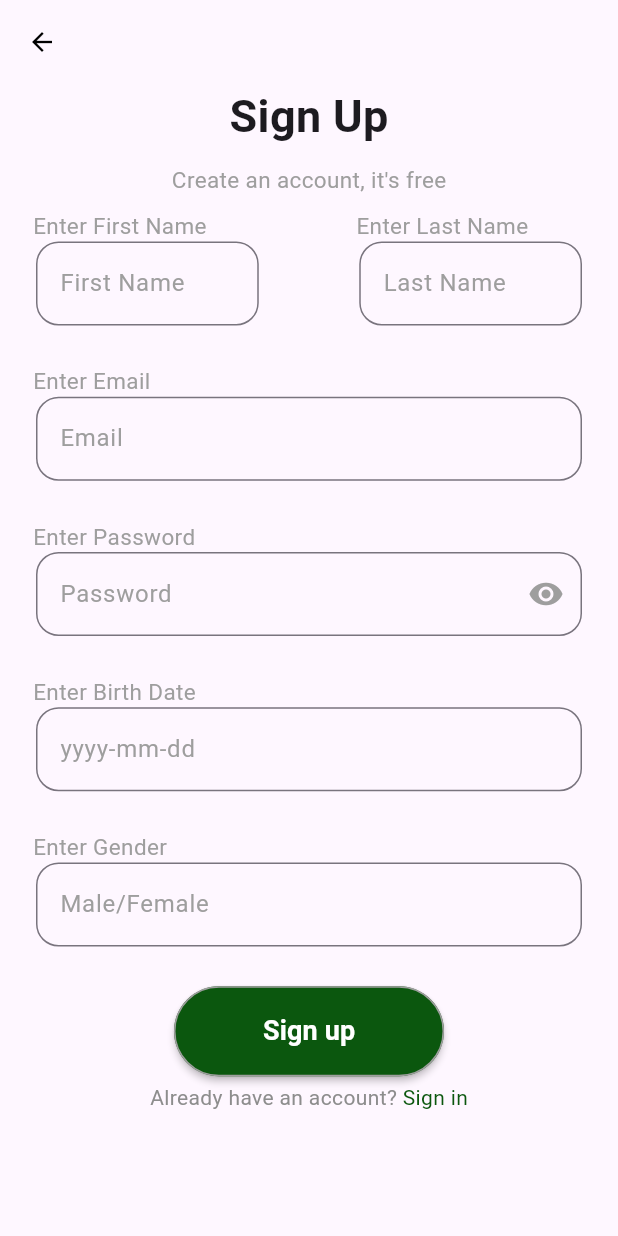
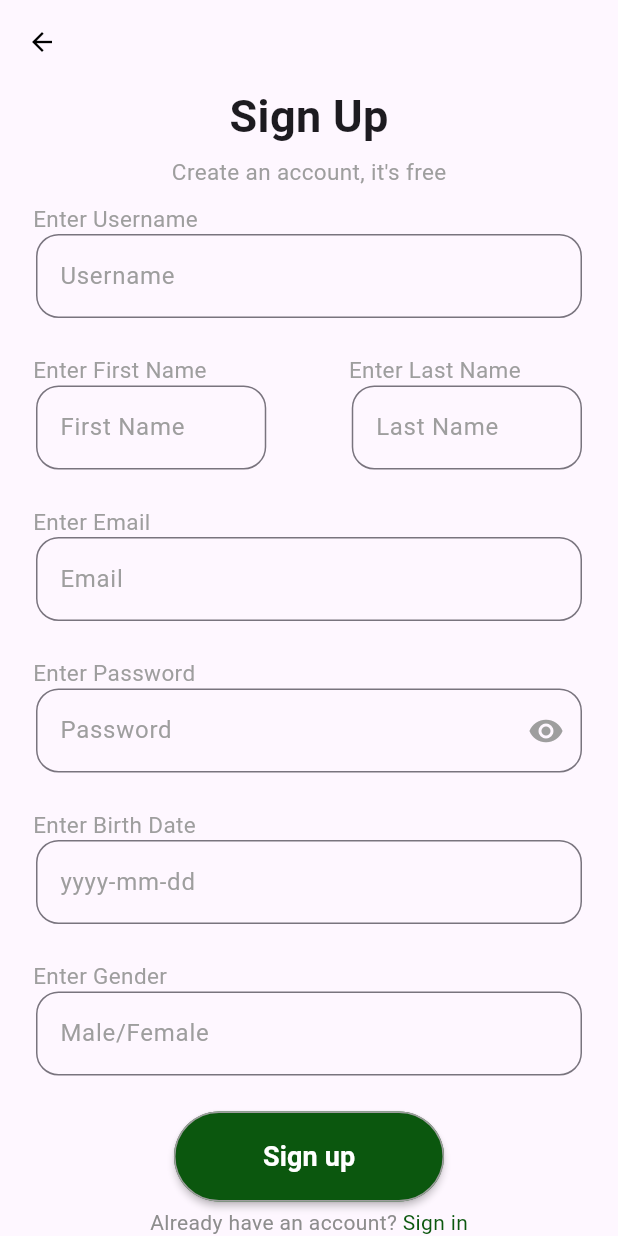
Before and after one commit to kareemezzat25/mentalhealth, a Flutter app: the screen it shows after launch, after a tap on "Signup", on a phone screen of 412 x 824 dp. Run offline on Flutter 3.47's test engine with Material 3 defaults, Android fonts, the phone set to English and light mode, and no system bars; our stand-ins replace animated_splash_screen, flutter_cache_manager, shared_preferences; network calls fail.

```diff
--- a/lib/main.dart
+++ b/lib/main.dart
@@ -11,9 +11,7 @@ void main() {
   // ));
 
   runApp(
-    MaterialApp(
-      home: MyApp(),
-    ),
+     MyApp()
   );
 }
 
--- a/lib/models/button.dart
+++ b/lib/models/button.dart
@@ -6,19 +6,24 @@ class Button extends StatelessWidget {
   final String buttonText;
   final Color textColor; // Add this line
   Function()? onPressed;
+  final double widthButton;
+  final double heightButton;
+
 
   Button(
       {required this.buttonColor,
       required this.buttonText,
       this.textColor = Colors.black, // Default text color is black
       this.onPressed,
+      this.widthButton=180,
+      this.heightButton=60
       });
 
   @override
   Widget build(BuildContext context) {
     return MaterialButton(
-      minWidth: 180.0,
-      height: 60,
+      minWidth: widthButton,
+      height: heightButton,
       onPressed: onPressed,
       color: buttonColor,
       textColor: textColor, // Set text color
--- a/lib/views/signup.dart
+++ b/lib/views/signup.dart
@@ -19,6 +19,7 @@ class _SignupState extends State<Signup> {
   TextEditingController passwordController = TextEditingController();
   TextEditingController birthDateController = TextEditingController();
   TextEditingController genderController = TextEditingController();
+  TextEditingController UsernameController = TextEditingController();
 
   void signup() async {
     try {
@@ -34,6 +35,7 @@ class _SignupState extends State<Signup> {
         "password": passwordController.text,
         "birthDate": birthDateController.text,
         "gender": genderController.text,
+        "username":UsernameController.text
       };
 
       // Convert data to JSON
@@ -112,7 +114,7 @@ class _SignupState extends State<Signup> {
                     ),
                   ),
                   SizedBox(
-                    height: 10,
+                    height: 5,
                   ),
                   Text(
                     "Create an account, it's free",
@@ -121,6 +123,19 @@ class _SignupState extends State<Signup> {
                 ],
               ),
               SizedBox(height: 10),
+              const Padding(
+                padding: EdgeInsets.only(left: 12),
+                child: Row(
+                  children: [
+                    Text(
+                      "Enter Username",
+                      style: TextStyle(fontSize: 15, color: Colors.grey),
+                    ),
+                  ],
+                ),
+              ),
+              TextForm(hintText: "Username", controller: UsernameController),
+              SizedBox(height: 5),
               Row(
                 children: [
                   Expanded(
@@ -144,7 +159,7 @@ class _SignupState extends State<Signup> {
                       ),
                     ),
                   ),
-                  SizedBox(width: 15),
+                  SizedBox(width: 5),
                   Expanded(
                     child: Padding(
                       padding: const EdgeInsets.only(left: 12),
@@ -168,7 +183,7 @@ class _SignupState extends State<Signup> {
                   ),
                 ],
               ),
-              SizedBox(height: 7.5),
+              SizedBox(height:5),
               const Padding(
                 padding: EdgeInsets.only(left: 12),
                 child: Row(
@@ -181,7 +196,7 @@ class _SignupState extends State<Signup> {
                 ),
               ),
               TextForm(hintText: "Email", controller: emailController),
-              SizedBox(height: 7.5),
+              SizedBox(height: 5),
               const Padding(
                 padding: EdgeInsets.only(left: 12),
                 child: Row(
@@ -197,7 +212,7 @@ class _SignupState extends State<Signup> {
                   hintText: "Password",
                   controller: passwordController,
                   isPassword: true),
-              SizedBox(height: 7.5),
+              SizedBox(height: 5),
               const Padding(
                 padding: EdgeInsets.only(left: 12),
                 child: Row(
@@ -210,7 +225,7 @@ class _SignupState extends State<Signup> {
                 ),
               ),
               TextForm(hintText: "yyyy-mm-dd", controller: birthDateController),
-              SizedBox(height: 7.5),
+              SizedBox(height: 5),
               const Padding(
                 padding: EdgeInsets.only(left: 12),
                 child: Row(
@@ -223,7 +238,7 @@ class _SignupState extends State<Signup> {
                 ),
               ),
               TextForm(hintText: "Male/Female", controller: genderController),
-              SizedBox(height: 7.5),
+              SizedBox(height: 5),
               Button(
                 buttonColor: Color(0xff0B570E),
                 buttonText: 'Sign up',
--- a/lib/widgets/userpost.dart
+++ b/lib/widgets/userpost.dart
@@ -6,7 +6,9 @@ class userPost extends StatelessWidget
   @override
   Widget build (BuildContext context)
   {
-    return   Container(
+    return   Padding(
+      padding: const EdgeInsets.all(8.0),
+      child: Container(
         height: 350,
         child: Column(
           crossAxisAlignment: CrossAxisAlignment.stretch,
@@ -38,6 +40,7 @@ class userPost extends StatelessWidget
             ),
           ],
         ),
+      ),
     );
   }
 }
```
Also changed, not shown: lib/views/CreateForum.dart (+7 -5 lines), lib/widgets/forum.dart (+80 -17 lines), lib/widgets/Iconpost.dart (line endings or trailing spaces). Lines whose indentation alone changed are shown as unchanged.
